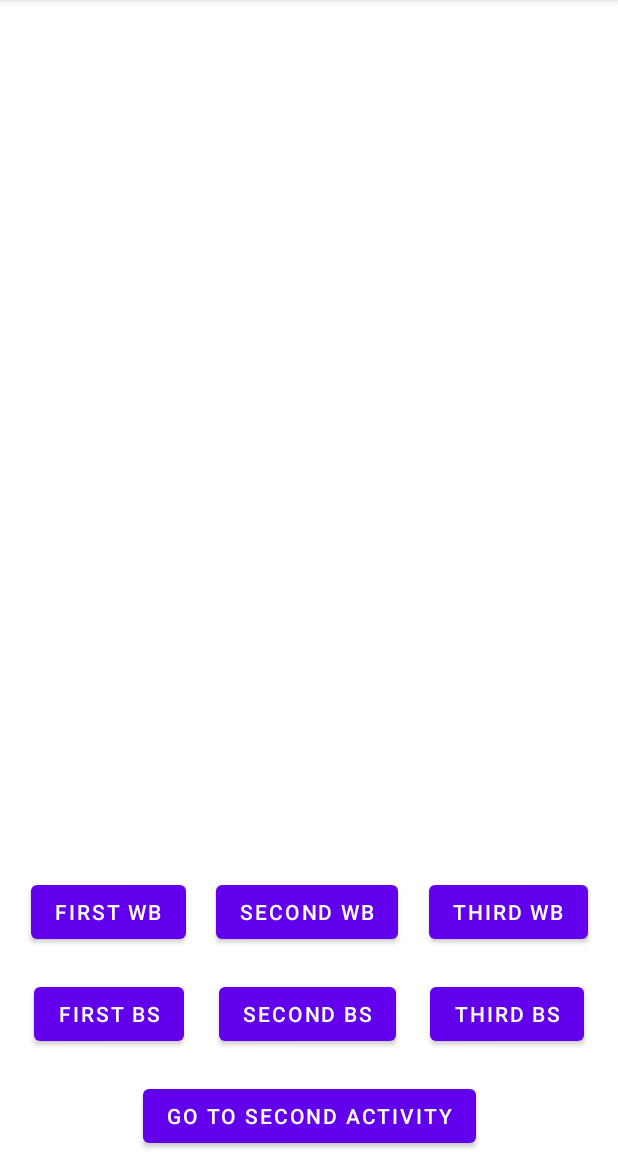
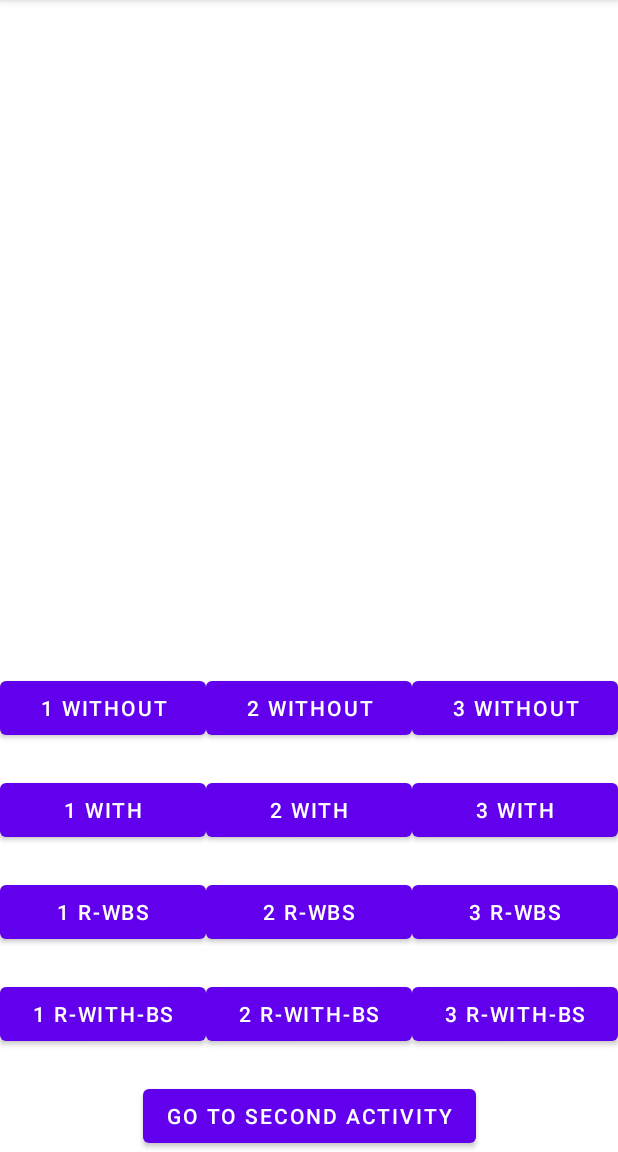
Before and after one commit to mahmood199/Dissecting-LifeCycle-In-Android, an Android app: the screen it shows after launch (FirstActivity), on a phone screen of 412 x 824 dp, the part 84-1236 px from its top. Run offline under Robolectric (Android 15) with nearby library versions, the phone set to English and light mode, and no system bars.

Commit message:
Logs and click listener added for replace fragment transactions

```diff
--- a/app/src/main/res/layout/activity_first.xml
+++ b/app/src/main/res/layout/activity_first.xml
@@ -11,80 +11,141 @@
         android:id="@+id/fl_fragment_container"
         android:layout_width="match_parent"
         android:layout_height="0dp"
-        android:layout_marginBottom="20dp"
-        app:layout_constraintBottom_toTopOf="@+id/btn_1"
+        app:layout_constraintBottom_toTopOf="@+id/linearLayout"
         app:layout_constraintTop_toTopOf="parent" />
 
+    <androidx.appcompat.widget.LinearLayoutCompat
+        android:id="@+id/linearLayout"
+        android:layout_width="match_parent"
+        android:layout_height="wrap_content"
+        android:orientation="horizontal"
+        android:padding="0dp"
+        app:layout_constraintBottom_toTopOf="@+id/linearLayoutCompat">
+
         <Button
-        android:id="@+id/btn_1"
+            android:id="@+id/add_first_without_backstack"
             android:layout_width="wrap_content"
             android:layout_height="wrap_content"
             android:layout_marginBottom="20dp"
-        android:text="First WB"
-        app:layout_constraintBottom_toTopOf="@+id/btn_4"
-        app:layout_constraintEnd_toStartOf="@+id/btn_2"
-        app:layout_constraintHorizontal_bias="0.5"
-        app:layout_constraintStart_toStartOf="parent" />
+            android:layout_weight="1"
+            android:text="1 Without"
+            tools:ignore="HardcodedText" />
 
         <Button
-        android:id="@+id/btn_2"
+            android:id="@+id/add_second_without_backstack"
             android:layout_width="wrap_content"
             android:layout_height="wrap_content"
-        android:text="Second WB"
-        app:layout_constraintBottom_toBottomOf="@+id/btn_1"
-        app:layout_constraintEnd_toEndOf="parent"
-        app:layout_constraintEnd_toStartOf="@+id/btn_3"
-        app:layout_constraintHorizontal_bias="0.5"
-        app:layout_constraintStart_toEndOf="@+id/btn_1"
-        app:layout_constraintTop_toTopOf="@+id/btn_1" />
+            android:layout_weight="1"
+            android:text="2 Without"
+            tools:ignore="HardcodedText" />
 
         <Button
-        android:id="@+id/btn_3"
+            android:id="@+id/add_third_without_backstack"
             android:layout_width="wrap_content"
             android:layout_height="wrap_content"
-        android:text="Third WB"
-        app:layout_constraintBottom_toBottomOf="@+id/btn_2"
-        app:layout_constraintEnd_toEndOf="parent"
-        app:layout_constraintHorizontal_bias="0.5"
-        app:layout_constraintStart_toEndOf="@+id/btn_2"
-        app:layout_constraintTop_toTopOf="@+id/btn_2" />
+            android:layout_weight="1"
+            android:text="3 Without"
+            tools:ignore="HardcodedText" />
+
+    </androidx.appcompat.widget.LinearLayoutCompat>
+
+    <androidx.appcompat.widget.LinearLayoutCompat
+        android:id="@+id/linearLayoutCompat"
+        android:layout_width="match_parent"
+        android:layout_height="wrap_content"
+        android:orientation="horizontal"
+        app:layout_constraintBottom_toTopOf="@+id/replace_without_backstack">
 
         <Button
-        android:id="@+id/btn_4"
-        android:layout_width="wrap_content"
+            android:id="@+id/add_first_with_backstack"
+            android:layout_width="match_parent"
             android:layout_height="wrap_content"
             android:layout_marginBottom="20dp"
-        android:text="First BS"
-        app:layout_constraintBottom_toTopOf="@+id/btn_7"
-        app:layout_constraintEnd_toStartOf="@+id/btn_5"
-        app:layout_constraintHorizontal_bias="0.5"
-        app:layout_constraintStart_toStartOf="parent" />
+            android:layout_weight="1"
+            android:text="1 With" />
 
         <Button
-        android:id="@+id/btn_5"
-        android:layout_width="wrap_content"
+            android:id="@+id/add_second_with_backstack"
+            android:layout_width="match_parent"
             android:layout_height="wrap_content"
-        android:text="Second BS"
-        app:layout_constraintBottom_toBottomOf="@+id/btn_4"
-        app:layout_constraintEnd_toStartOf="@+id/btn_6"
-        app:layout_constraintHorizontal_bias="0.5"
-        app:layout_constraintStart_toEndOf="@+id/btn_4"
-        app:layout_constraintTop_toTopOf="@+id/btn_4" />
+            android:layout_weight="1"
+            android:text="2 With" />
 
         <Button
-        android:id="@+id/btn_6"
-        android:layout_width="wrap_content"
+            android:id="@+id/add_third_with_backstack"
+            android:layout_width="match_parent"
             android:layout_height="wrap_content"
-        android:text="Third BS"
-        app:layout_constraintBottom_toBottomOf="@+id/btn_5"
-        app:layout_constraintEnd_toEndOf="parent"
-        app:layout_constraintHorizontal_bias="0.5"
-        app:layout_constraintStart_toEndOf="@+id/btn_5"
-        app:layout_constraintTop_toTopOf="@+id/btn_5" />
+            android:layout_weight="1"
+            android:text="3 With" />
+
+    </androidx.appcompat.widget.LinearLayoutCompat>
+
+    <androidx.appcompat.widget.LinearLayoutCompat
+        android:id="@+id/replace_without_backstack"
+        android:layout_width="match_parent"
+        android:layout_height="wrap_content"
+        android:orientation="horizontal"
+        app:layout_constraintBottom_toTopOf="@+id/replace_with_backstack">
+
+        <Button
+            android:id="@+id/replace_first_without_backstack"
+            android:layout_width="match_parent"
+            android:layout_height="wrap_content"
+            android:layout_marginBottom="20dp"
+            android:layout_weight="1"
+            android:text="1 R-WBS" />
+
+        <Button
+            android:id="@+id/replace_second_without_backstack"
+            android:layout_width="match_parent"
+            android:layout_height="wrap_content"
+            android:layout_weight="1"
+            android:text="2 R-WBS" />
+
+        <Button
+            android:id="@+id/replace_third_without_backstack"
+            android:layout_width="match_parent"
+            android:layout_height="wrap_content"
+            android:layout_weight="1"
+            android:text="3 R-WBS" />
+
+
+    </androidx.appcompat.widget.LinearLayoutCompat>
+
+    <androidx.appcompat.widget.LinearLayoutCompat
+        android:id="@+id/replace_with_backstack"
+        android:layout_width="match_parent"
+        android:layout_height="wrap_content"
+        app:layout_constraintBottom_toTopOf="@+id/btn_15">
+
+        <Button
+            android:id="@+id/replace_first_with_backstack"
+            android:layout_width="match_parent"
+            android:layout_height="wrap_content"
+            android:layout_marginBottom="20dp"
+            android:layout_weight="1"
+            android:text="1 R-With-BS" />
+
+        <Button
+            android:id="@+id/replace_second_with_backstack"
+            android:layout_width="match_parent"
+            android:layout_height="wrap_content"
+            android:layout_weight="1"
+            android:text="2 R-With-BS" />
+
+        <Button
+            android:id="@+id/replace_third_with_backstack"
+            android:layout_width="match_parent"
+            android:layout_height="wrap_content"
+            android:layout_weight="1"
+            android:text="3 R-With-BS" />
+
+
+    </androidx.appcompat.widget.LinearLayoutCompat>
 
 
     <Button
-        android:id="@+id/btn_7"
+        android:id="@+id/btn_15"
         android:layout_width="wrap_content"
         android:layout_height="wrap_content"
         android:text="Go to second activity"
```
Also changed, not shown: app/src/main/java/com/example/dissectinglifecycle/FirstActivity.kt (+89 -16 lines). Lines whose indentation alone changed are shown as unchanged.
